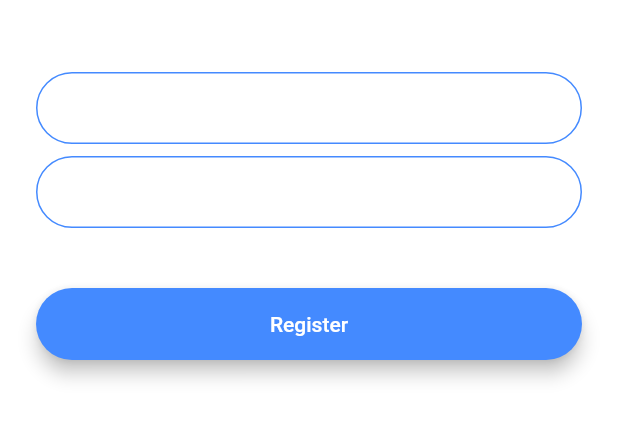
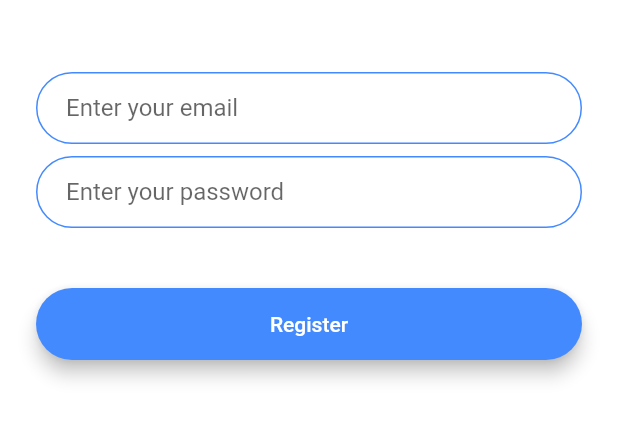
Before and after one commit to ravijaanthony/flash_chat_flutter, a Flutter app: the screen it shows after launch, after a tap on "Register", on a phone screen of 412 x 824 dp, the part 576-1018 px from its top. Run offline on Flutter 3.47's test engine with Material 2 defaults, Android fonts, the light colour scheme and no system bars; our stand-ins replace animated_text_kit.

Commit message:
Completed UI

```diff
--- a/lib/componants/rounded_button.dart
+++ b/lib/components/rounded_button.dart
@@ -20,6 +20,7 @@ class RoundedButton extends StatelessWidget {
           height: 42.0,
           child: Text(
             title,
+            style: TextStyle(color: Colors.white),
           ),
         ),
       ),
--- a/lib/constants.dart
+++ b/lib/constants.dart
@@ -17,3 +17,19 @@ const kMessageContainerDecoration = BoxDecoration(
     top: BorderSide(color: Colors.lightBlueAccent, width: 2.0),
   ),
 );
+
+const kTextFieldDecoration = InputDecoration(
+  hintText: 'Enter value',
+  contentPadding: EdgeInsets.symmetric(vertical: 10.0, horizontal: 20.0),
+  border: OutlineInputBorder(
+    borderRadius: BorderRadius.all(Radius.circular(32.0)),
+  ),
+  enabledBorder: OutlineInputBorder(
+    borderSide: BorderSide(color: Colors.blueAccent, width: 1.0),
+    borderRadius: BorderRadius.all(Radius.circular(32.0)),
+  ),
+  focusedBorder: OutlineInputBorder(
+    borderSide: BorderSide(color: Colors.blueAccent, width: 2.0),
+    borderRadius: BorderRadius.all(Radius.circular(32.0)),
+  ),
+);
--- a/lib/main.dart
+++ b/lib/main.dart
@@ -15,11 +15,11 @@ class FlashChat extends StatelessWidget {
   @override
   Widget build(BuildContext context) {
     return MaterialApp(
-      theme: ThemeData.dark().copyWith(
-        textTheme: TextTheme(
-          bodyMedium: TextStyle(color: Colors.black54),
-        ),
-      ),
+      // theme: ThemeData.dark().copyWith(
+      //   textTheme: TextTheme(
+      //     bodyMedium: TextStyle(color: Colors.black54),
+      //   ),
+      // ),
       initialRoute: WelcomeScreen.id,
       routes: {
         WelcomeScreen.id: (context) => WelcomeScreen(),
--- a/lib/screens/registration_screen.dart
+++ b/lib/screens/registration_screen.dart
@@ -1,4 +1,8 @@
+// import 'package:flash_chat_flutter/componants/rounded_button.dart';
+import 'package:flash_chat_flutter/constants.dart';
 import 'package:flutter/material.dart';
+
+import '../components/rounded_button.dart';
 
 class RegistrationScreen extends StatefulWidget {
   static String id = 'registration_screen';
@@ -32,21 +36,7 @@ class _RegistrationScreenState extends State<RegistrationScreen> {
               onChanged: (value) {
                 //Do something with the user input.
               },
-              decoration: InputDecoration(
-                hintText: 'Enter your email',
-                contentPadding: EdgeInsets.symmetric(vertical: 10.0, horizontal: 20.0),
-                border: OutlineInputBorder(
-                  borderRadius: BorderRadius.all(Radius.circular(32.0)),
-                ),
-                enabledBorder: OutlineInputBorder(
-                  borderSide: BorderSide(color: Colors.blueAccent, width: 1.0),
-                  borderRadius: BorderRadius.all(Radius.circular(32.0)),
-                ),
-                focusedBorder: OutlineInputBorder(
-                  borderSide: BorderSide(color: Colors.blueAccent, width: 2.0),
-                  borderRadius: BorderRadius.all(Radius.circular(32.0)),
-                ),
-              ),
+              decoration: kTextFieldDecoration.copyWith(hintText: "Enter your email"),
             ),
             SizedBox(
               height: 8.0,
@@ -55,44 +45,12 @@ class _RegistrationScreenState extends State<RegistrationScreen> {
               onChanged: (value) {
                 //Do something with the user input.
               },
-              decoration: InputDecoration(
-                hintText: 'Enter your password',
-                contentPadding: EdgeInsets.symmetric(vertical: 10.0, horizontal: 20.0),
-                border: OutlineInputBorder(
-                  borderRadius: BorderRadius.all(Radius.circular(32.0)),
-                ),
-                enabledBorder: OutlineInputBorder(
-                  borderSide: BorderSide(color: Colors.blueAccent, width: 1.0),
-                  borderRadius: BorderRadius.all(Radius.circular(32.0)),
-                ),
-                focusedBorder: OutlineInputBorder(
-                  borderSide: BorderSide(color: Colors.blueAccent, width: 2.0),
-                  borderRadius: BorderRadius.all(Radius.circular(32.0)),
-                ),
-              ),
+              decoration: kTextFieldDecoration.copyWith(hintText: "Enter your password"),
             ),
             SizedBox(
               height: 24.0,
             ),
-            Padding(
-              padding: EdgeInsets.symmetric(vertical: 16.0),
-              child: Material(
-                color: Colors.blueAccent,
-                borderRadius: BorderRadius.all(Radius.circular(30.0)),
-                elevation: 5.0,
-                child: MaterialButton(
-                  onPressed: () {
-                    //Implement registration functionality.
-                  },
-                  minWidth: 200.0,
-                  height: 42.0,
-                  child: Text(
-                    'Register',
-                    style: TextStyle(color: Colors.white),
-                  ),
-                ),
-              ),
-            ),
+            RoundedButton(title: "Register", color: Colors.blueAccent, onPressed: () {})
           ],
         ),
       ),
--- a/lib/screens/welcome_screen.dart
+++ b/lib/screens/welcome_screen.dart
@@ -3,7 +3,9 @@ import 'package:flash_chat_flutter/screens/registration_screen.dart';
 import 'package:flutter/material.dart';
 import 'package:animated_text_kit/animated_text_kit.dart';
 
-import '../componants/rounded_button.dart';
+import '../components/rounded_button.dart';
+
+// import '../componants/rounded_button.dart';
 
 class WelcomeScreen extends StatefulWidget {
   static String id = "welcome_screen"; //modifying the variable to make the variable available in the class
@@ -73,7 +75,7 @@ class _WelcomeScreenState extends State<WelcomeScreen> with SingleTickerProvider
 
             //Go to login screen.
             RoundedButton(
-              title: "log in",
+              title: "Log in",
               color: Colors.lightBlueAccent,
               onPressed: () {
                 Navigator.pushNamed(context, LoginScreen.id);
```
Also changed, not shown: lib/screens/login_screen.dart (+5 -48 lines).
